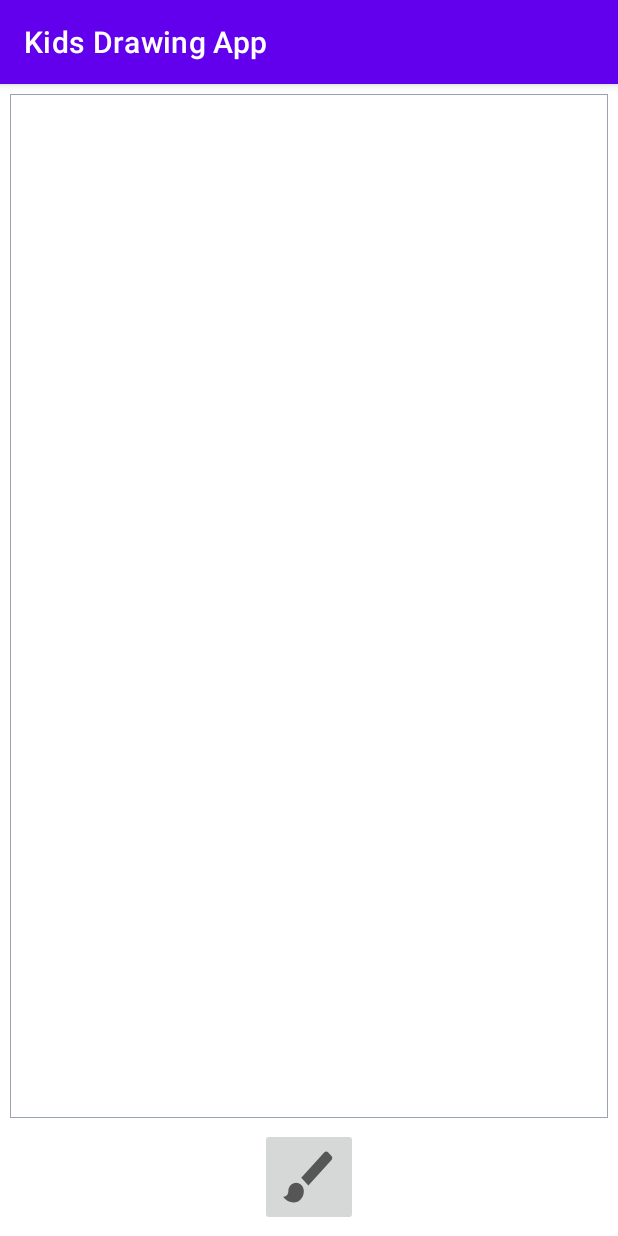
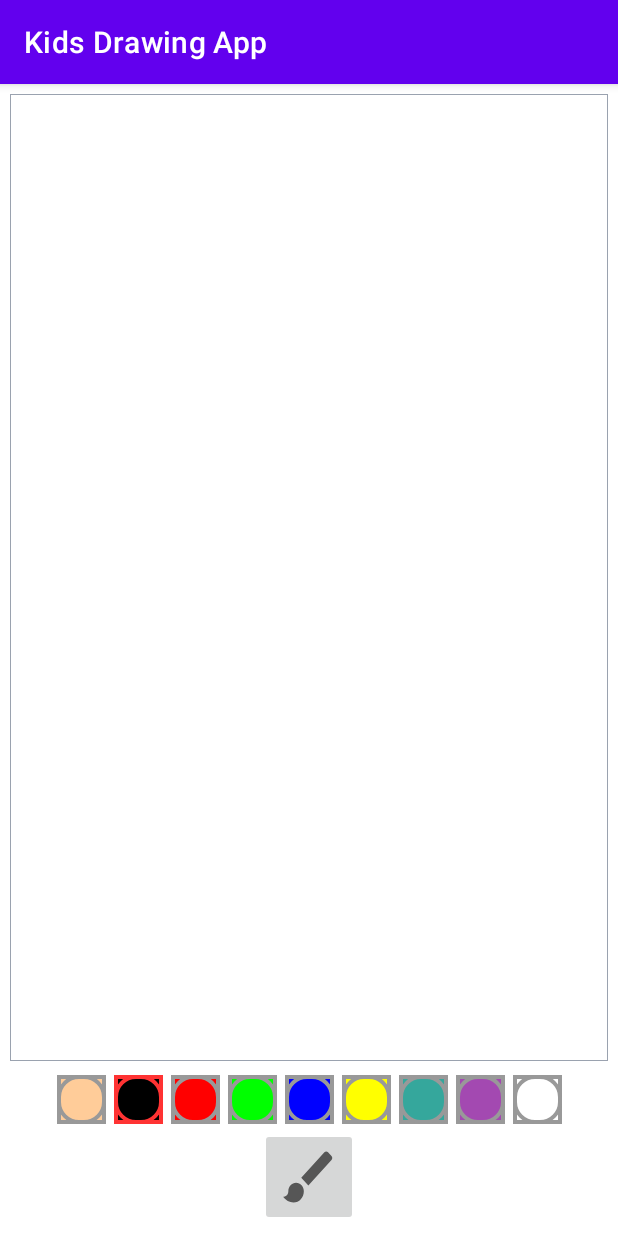
Before and after one commit to kundan-gif/DrawingApp, an Android app: the screen it shows after launch (MainActivity), on a phone screen of 412 x 824 dp. Run offline under Robolectric (Android 15) with nearby library versions, the phone set to English and light mode, and no system bars; our stand-ins replace sdp/ssp sizes.

Commit message:
Setting the different color for the brush

```diff
--- a/KidsDrawingApp/app/src/main/java/com/example/kidsdrawingapp/DrawingView.kt
+++ b/KidsDrawingApp/app/src/main/java/com/example/kidsdrawingapp/DrawingView.kt
@@ -88,7 +88,11 @@ class DrawingView(context: Context, attrs: AttributeSet) : View(context, attrs)
         )
         mDrawPaint!!.strokeWidth=mBrushSize
     }
+  fun setColor(newColor:String){
+      color=Color.parseColor(newColor)
+      mDrawPaint!!.color=color
 
+  }
     internal inner class CustomPath(
         var color: Int,
         var brushThickness: Float
--- a/KidsDrawingApp/app/src/main/java/com/example/kidsdrawingapp/MainActivity.kt
+++ b/KidsDrawingApp/app/src/main/java/com/example/kidsdrawingapp/MainActivity.kt
@@ -3,14 +3,24 @@ package com.example.kidsdrawingapp
 import android.app.Dialog
 import androidx.appcompat.app.AppCompatActivity
 import android.os.Bundle
+import android.view.View
+import android.widget.ImageButton
+import androidx.core.content.ContextCompat
+import androidx.core.view.get
 import kotlinx.android.synthetic.main.activity_main.*
 import kotlinx.android.synthetic.main.dialog_brush_size.*
 
 class MainActivity : AppCompatActivity() {
+    private var mImageButtonCurrentPaint: ImageButton? = null
     override fun onCreate(savedInstanceState: Bundle?) {
         super.onCreate(savedInstanceState)
         setContentView(R.layout.activity_main)
+
         drawing_View.setSizeBrush(20.toFloat())
+        mImageButtonCurrentPaint = ll_paint_colors[1] as ImageButton
+        mImageButtonCurrentPaint!!.setImageDrawable(
+            ContextCompat.getDrawable(this, R.drawable.pallet_pressed)
+        )
         ib_brush.setOnClickListener {
             showBrushSizeChooseDialog()
         }
@@ -37,4 +47,20 @@ class MainActivity : AppCompatActivity() {
         }
         brushDialog.show()
     }
+
+    fun paintClicked(view: View) {
+        if (view != mImageButtonCurrentPaint) {
+            val imageButton = view as ImageButton
+        val colorTag=imageButton.tag.toString()
+            drawing_View.setColor(colorTag)
+            imageButton.setImageDrawable(
+                ContextCompat.getDrawable(this, R.drawable.pallet_pressed)
+            )
+            mImageButtonCurrentPaint!!.setImageDrawable(
+                ContextCompat.getDrawable(this, R.drawable.pallet_normal)
+            )
+            mImageButtonCurrentPaint=view
+        }
+
+    }
 }
--- /dev/null
+++ b/KidsDrawingApp/app/src/main/res/drawable/pallet_normal.xml
@@ -0,0 +1,19 @@
+<?xml version="1.0" encoding="utf-8"?>
+<layer-list xmlns:android="http://schemas.android.com/apk/res/android">
+    <item>
+     <shape android:shape="rectangle">
+         <stroke android:width="@dimen/_2sdp"
+             android:color="#FF999999"/>
+         <solid android:color="#00000000"/>
+     </shape>
+    </item>
+    <item>
+<shape >
+    <stroke android:width="@dimen/_2sdp"
+        android:color="#FF999999"/>
+    <solid android:color="#00000000"/>
+    <corners android:radius="@dimen/_10sdp"/>
+</shape>
+    </item>
+
+</layer-list>
--- /dev/null
+++ b/KidsDrawingApp/app/src/main/res/drawable/pallet_pressed.xml
@@ -0,0 +1,19 @@
+<?xml version="1.0" encoding="utf-8"?>
+<layer-list xmlns:android="http://schemas.android.com/apk/res/android">
+    <item>
+     <shape android:shape="rectangle">
+         <stroke android:width="@dimen/_2sdp"
+             android:color="#FF3333"/>
+         <solid android:color="#00000000"/>
+     </shape>
+    </item>
+    <item>
+<shape >
+    <stroke android:width="@dimen/_2sdp"
+        android:color="#FF3333"/>
+    <solid android:color="#00000000"/>
+    <corners android:radius="@dimen/_10sdp"/>
+</shape>
+    </item>
+
+</layer-list>
--- a/KidsDrawingApp/app/src/main/res/layout/activity_main.xml
+++ b/KidsDrawingApp/app/src/main/res/layout/activity_main.xml
@@ -13,20 +13,120 @@
         android:layout_margin="@dimen/_5sdp"
         android:layout_marginBottom="@dimen/_80sdp"
         android:background="@drawable/background_drawing_view_layout"
-        app:layout_constraintTop_toTopOf="parent"
+        app:layout_constraintBottom_toTopOf="@id/ll_paint_colors"
         app:layout_constraintLeft_toLeftOf="parent"
         app:layout_constraintRight_toRightOf="parent"
-        app:layout_constraintBottom_toTopOf="@id/ib_brush" />
+        app:layout_constraintTop_toTopOf="parent" />
+
+    <LinearLayout
+        android:id="@+id/ll_paint_colors"
+        android:layout_width="wrap_content"
+        android:layout_height="wrap_content"
+        android:orientation="horizontal"
+        app:layout_constraintBottom_toTopOf="@id/ib_brush"
+        app:layout_constraintLeft_toLeftOf="parent"
+        app:layout_constraintRight_toRightOf="parent"
+        app:layout_constraintTop_toBottomOf="@+id/drawing_View">
+
+        <ImageButton
+            android:layout_width="@dimen/_25sdp"
+            android:layout_height="@dimen/_25sdp"
+            android:layout_margin="@dimen/_2sdp"
+            android:background="@color/skin"
+            android:contentDescription="color_pallet"
+            android:onClick="paintClicked"
+            android:src="@drawable/pallet_normal"
+            android:tag="@color/skin" />
+
+        <ImageButton
+            android:layout_width="@dimen/_25sdp"
+            android:layout_height="@dimen/_25sdp"
+            android:layout_margin="@dimen/_2sdp"
+            android:background="@color/black"
+            android:contentDescription="color_pallet"
+            android:onClick="paintClicked"
+            android:src="@drawable/pallet_normal"
+            android:tag="@color/black" />
+
+        <ImageButton
+            android:layout_width="@dimen/_25sdp"
+            android:layout_height="@dimen/_25sdp"
+            android:layout_margin="@dimen/_2sdp"
+            android:background="@color/red"
+            android:contentDescription="color_pallet"
+            android:onClick="paintClicked"
+            android:src="@drawable/pallet_normal"
+            android:tag="@color/red" />
+        <ImageButton
+            android:layout_width="@dimen/_25sdp"
+            android:layout_height="@dimen/_25sdp"
+            android:layout_margin="@dimen/_2sdp"
+            android:background="@color/green"
+            android:contentDescription="color_pallet"
+            android:onClick="paintClicked"
+            android:src="@drawable/pallet_normal"
+            android:tag="@color/green" />
+
+        <ImageButton
+            android:layout_width="@dimen/_25sdp"
+            android:layout_height="@dimen/_25sdp"
+            android:layout_margin="@dimen/_2sdp"
+            android:background="@color/blue"
+            android:contentDescription="color_pallet"
+            android:onClick="paintClicked"
+            android:src="@drawable/pallet_normal"
+            android:tag="@color/blue" />
+
+        <ImageButton
+            android:layout_width="@dimen/_25sdp"
+            android:layout_height="@dimen/_25sdp"
+            android:layout_margin="@dimen/_2sdp"
+            android:background="@color/yellow"
+            android:contentDescription="color_pallet"
+            android:onClick="paintClicked"
+            android:src="@drawable/pallet_normal"
+            android:tag="@color/yellow" />
+
+        <ImageButton
+            android:layout_width="@dimen/_25sdp"
+            android:layout_height="@dimen/_25sdp"
+            android:layout_margin="@dimen/_2sdp"
+            android:background="@color/lollipop"
+            android:contentDescription="color_pallet"
+            android:onClick="paintClicked"
+            android:src="@drawable/pallet_normal"
+            android:tag="@color/lollipop" />
+        <ImageButton
+            android:layout_width="@dimen/_25sdp"
+            android:layout_height="@dimen/_25sdp"
+            android:layout_margin="@dimen/_2sdp"
+            android:background="@color/random"
+            android:contentDescription="color_pallet"
+            android:onClick="paintClicked"
+            android:src="@drawable/pallet_normal"
+            android:tag="@color/random" />
+        <ImageButton
+            android:layout_width="@dimen/_25sdp"
+            android:layout_height="@dimen/_25sdp"
+            android:layout_margin="@dimen/_2sdp"
+            android:background="@color/white"
+            android:contentDescription="color_pallet"
+            android:onClick="paintClicked"
+            android:src="@drawable/pallet_normal"
+            android:tag="@color/white" />
+
+    </LinearLayout>
+
     <ImageButton
         android:id="@+id/ib_brush"
         android:layout_width="@dimen/_50sdp"
         android:layout_height="@dimen/_50sdp"
-        android:src="@drawable/ic_brush"
+        android:layout_margin="@dimen/_5sdp"
         android:contentDescription="brush_image"
         android:scaleType="fitXY"
-        android:layout_margin="@dimen/_5sdp"
+        android:src="@drawable/ic_brush"
+        app:layout_constraintBottom_toBottomOf="parent"
         app:layout_constraintLeft_toLeftOf="parent"
-        app:layout_constraintRight_toRightOf="parent"
-        app:layout_constraintBottom_toBottomOf="parent"/>
+        app:layout_constraintRight_toRightOf="parent" />
 
 </androidx.constraintlayout.widget.ConstraintLayout>
--- a/KidsDrawingApp/app/src/main/res/values/colors.xml
+++ b/KidsDrawingApp/app/src/main/res/values/colors.xml
@@ -7,4 +7,11 @@
     <color name="teal_700">#FF018786</color>
     <color name="black">#FF000000</color>
     <color name="white">#FFFFFFFF</color>
+    <color name="skin">#ffcc99</color>
+    <color name="red">#ff0000</color>
+    <color name="green">#00ff00</color>
+    <color name="blue">#0000ff</color>
+    <color name="lollipop">#35a79c</color>
+    <color name="yellow">#ffff00</color>
+    <color name="random">#A349B1</color>
 </resources>
```
